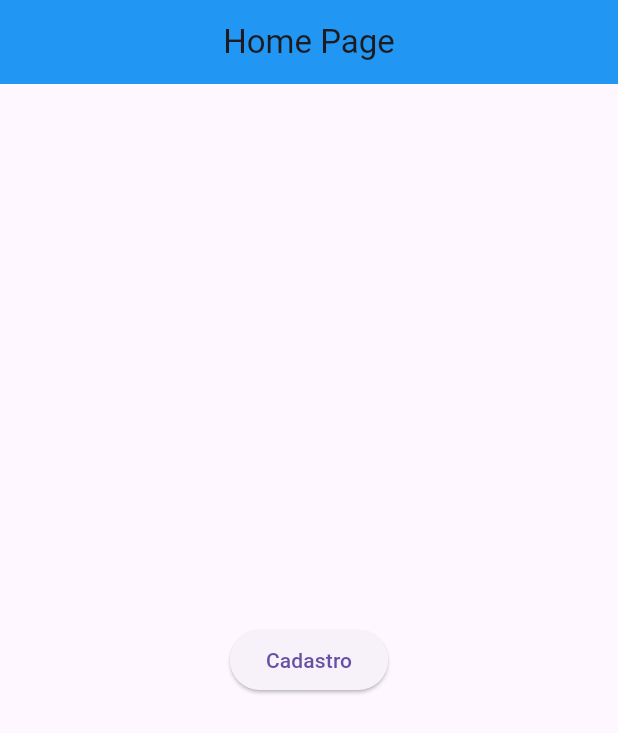
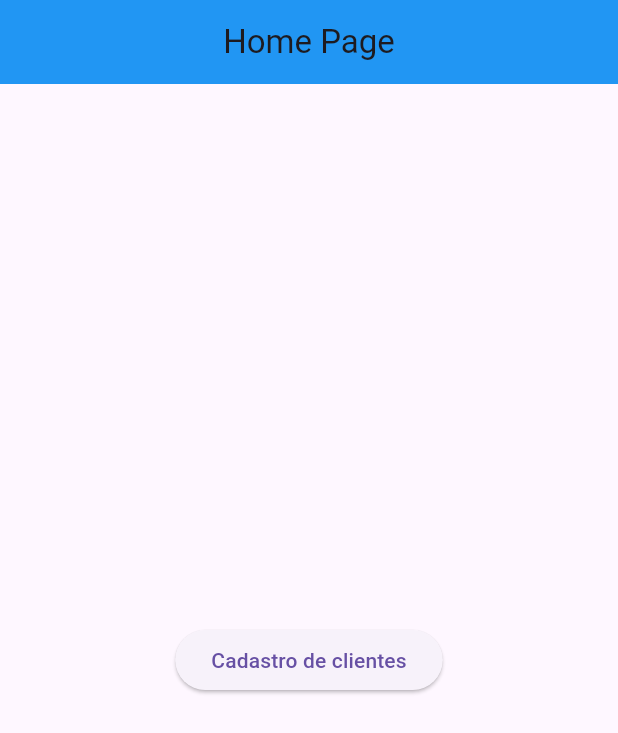
Before and after one commit to Josemarcio15/Dart-Flutter, a Flutter app: the screen it shows after launch, on a phone screen of 412 x 824 dp. Shown: the top 733 px of the screen. Run offline on Flutter 3.47's test engine with Material 3 defaults, Android fonts, the light colour scheme and no system bars; our stand-ins replace go_router.

Commit message:
testando pelo vs code

```diff
--- a/sys_academy/lib/home_page.dart
+++ b/sys_academy/lib/home_page.dart
@@ -20,7 +20,7 @@ class HomePage extends StatelessWidget {
             children: [
               ElevatedButton(
                 onPressed: () => GoRouter.of(context).push('/cadastro'),
-                child: Text('Cadastro'),
+                child: Text('Cadastro de clientes'),
               ),
             ],
           ),
```
